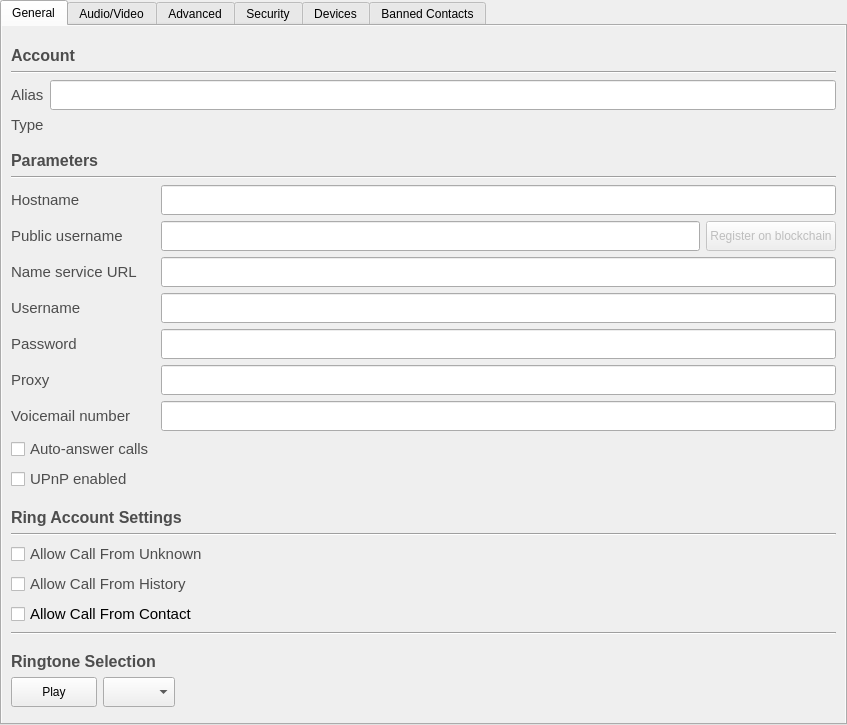
This is accountdetails.ui in savoirfairelinux/jami-client-windows as Qt 5 draws it before an edit. The edited form follows.
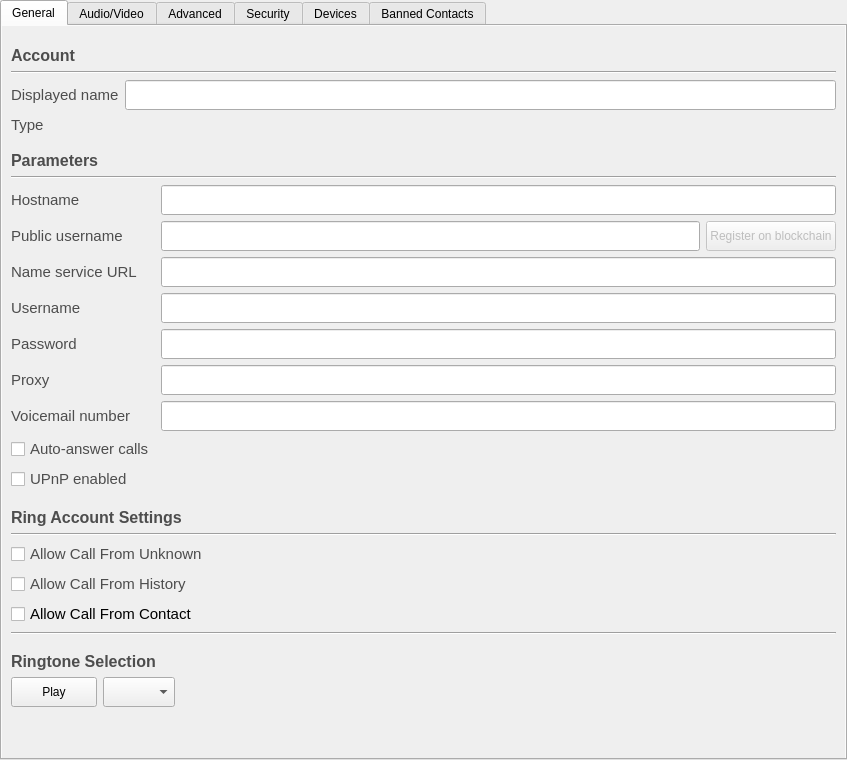
This is the edited form. Icons and pictures are not drawn. Custom widgets are drawn as their Qt base class.

What changed in the file:
```diff
--- a/accountdetails.ui
+++ b/accountdetails.ui
@@ -10,7 +10,7 @@
     <x>0</x>
     <y>0</y>
     <width>847</width>
-    <height>725</height>
+    <height>760</height>
    </rect>
   </property>
   <property name="sizePolicy">
@@ -94,8 +94,8 @@
            <rect>
             <x>0</x>
             <y>0</y>
-            <width>829</width>
-            <height>722</height>
+            <width>843</width>
+            <height>726</height>
            </rect>
           </property>
           <layout class="QVBoxLayout" name="verticalLayout_12">
@@ -160,7 +160,7 @@
                   <string notr="true">color: rgb(77, 77, 77);</string>
                  </property>
                  <property name="text">
-                  <string>Alias</string>
+                  <string>Displayed name</string>
                  </property>
                  <property name="buddy">
                   <cstring>lrcfg_alias</cstring>
```
Left out of the diff: 158 changed lines with no effect on the pictures.
